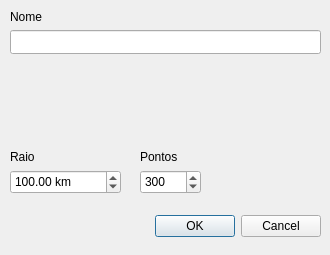
First picture: the form in dialogs/circledialog.ui, repository cragapito/qtkamal, before the edit.
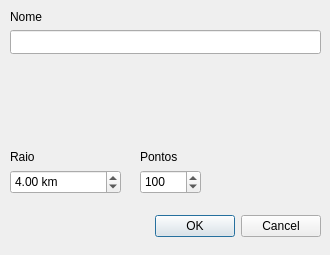
Second picture: the form after the edit. Icons and pictures are not drawn. Custom widgets are drawn as their Qt base class.

Diff of the .ui file:
```diff
--- a/dialogs/circledialog.ui
+++ b/dialogs/circledialog.ui
@@ -97,7 +97,7 @@
     <double>3000.000000000000000</double>
    </property>
    <property name="value">
-    <double>100.000000000000000</double>
+    <double>4.000000000000000</double>
    </property>
   </widget>
   <widget class="QLabel" name="label_name">
@@ -139,7 +139,7 @@
     <number>1000</number>
    </property>
    <property name="value">
-    <number>300</number>
+    <number>100</number>
    </property>
   </widget>
   <widget class="QLabel" name="iconPreview">
```
Left out of the diff: 53 changed lines with no effect on the pictures.
